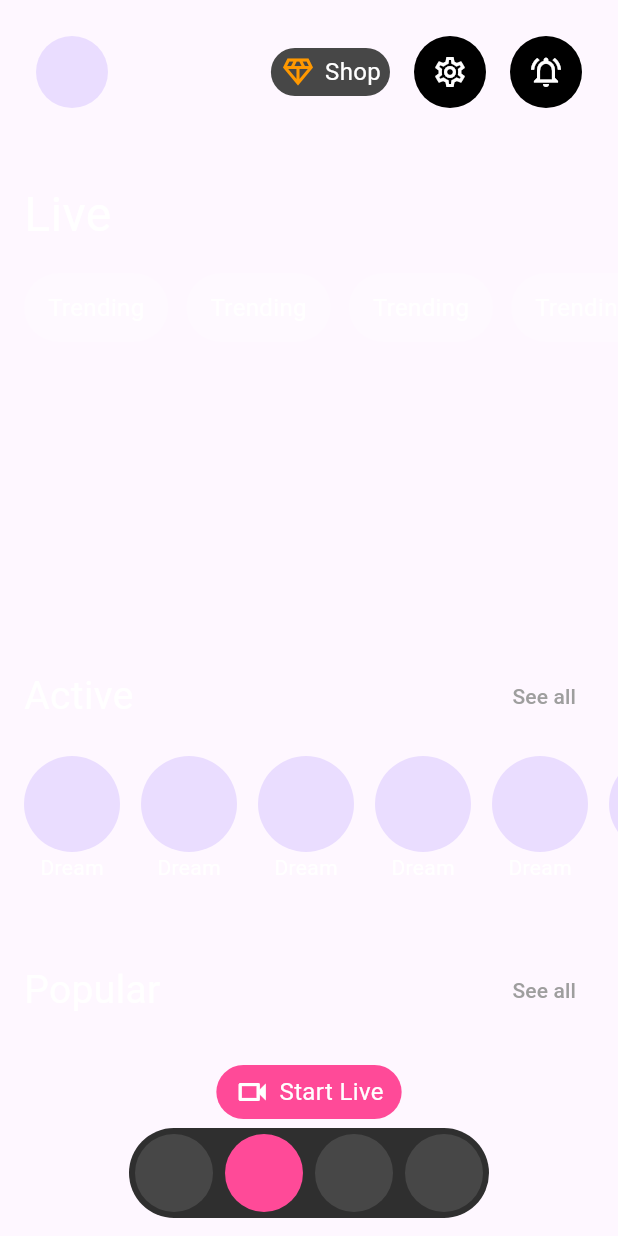
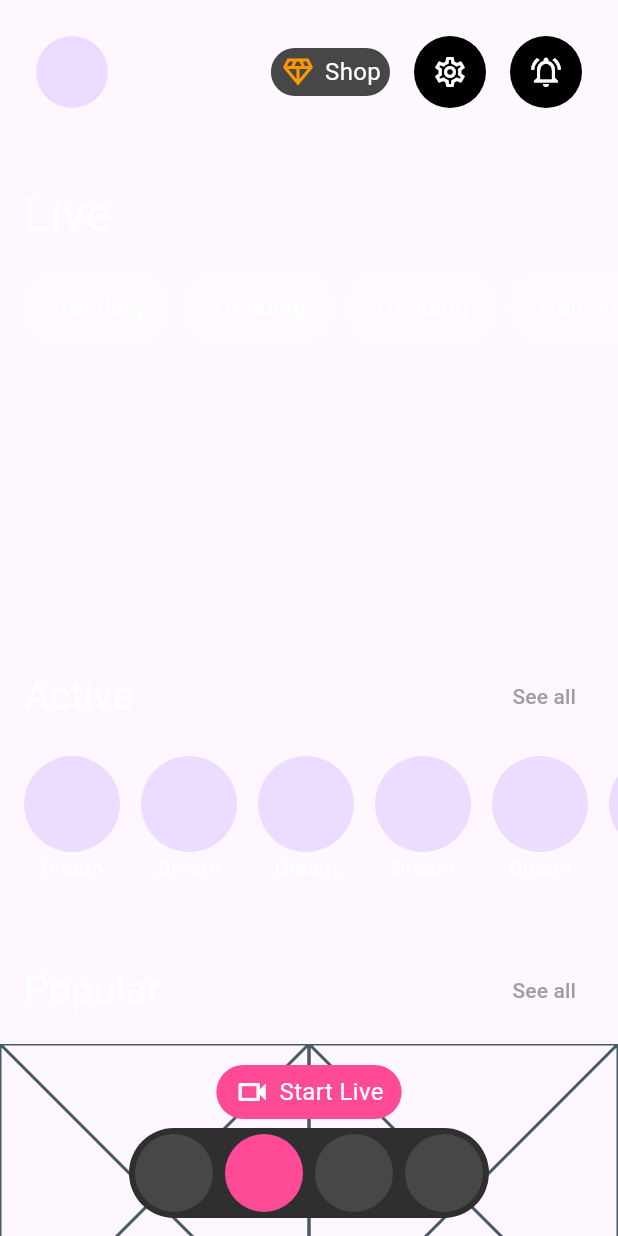
Before and after one commit to JAICHANGPARK/flutter_notebook_chapter_43, a Flutter app: the AiVideoHomePage screen opened directly, on a phone screen of 412 x 824 dp. Run offline on Flutter 3.47's test engine with Material 3 defaults, Android fonts, the phone set to English and light mode, and no system bars; our stand-ins replace gap, hugeicons, percent_indicator.

Commit message:
Update ai_video_home_page.dart

```diff
--- a/lib/ep2181_ai_video_chat_app/ui/ai_video_home_page.dart
+++ b/lib/ep2181_ai_video_chat_app/ui/ai_video_home_page.dart
@@ -223,13 +223,18 @@ class _AiVideoHomePageState extends State<AiVideoHomePage> {
                       ],
                     ),
                   ),
+                  Gap(12),
                   Container(
                     height: 160,
                     child: GridView.count(
                       crossAxisCount: 2,
                       children: List.generate(
                         10,
-                        (idx) {},
+                        (idx) {
+                          return Container(
+                            child: Placeholder(),
+                          );
+                        },
                       ),
                     ),
                   ),
```
